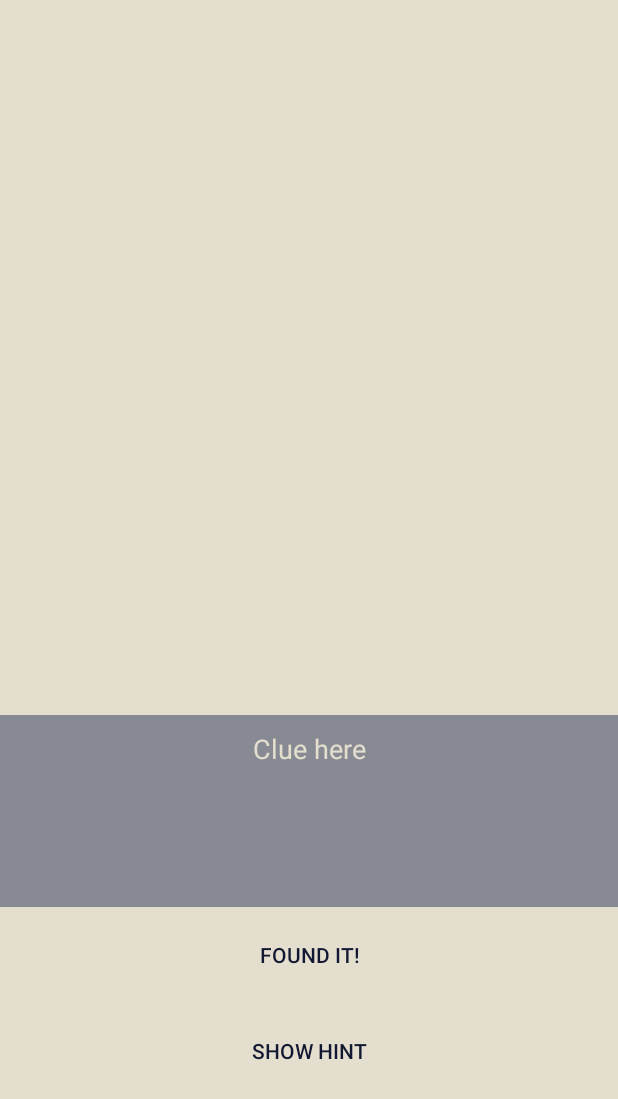
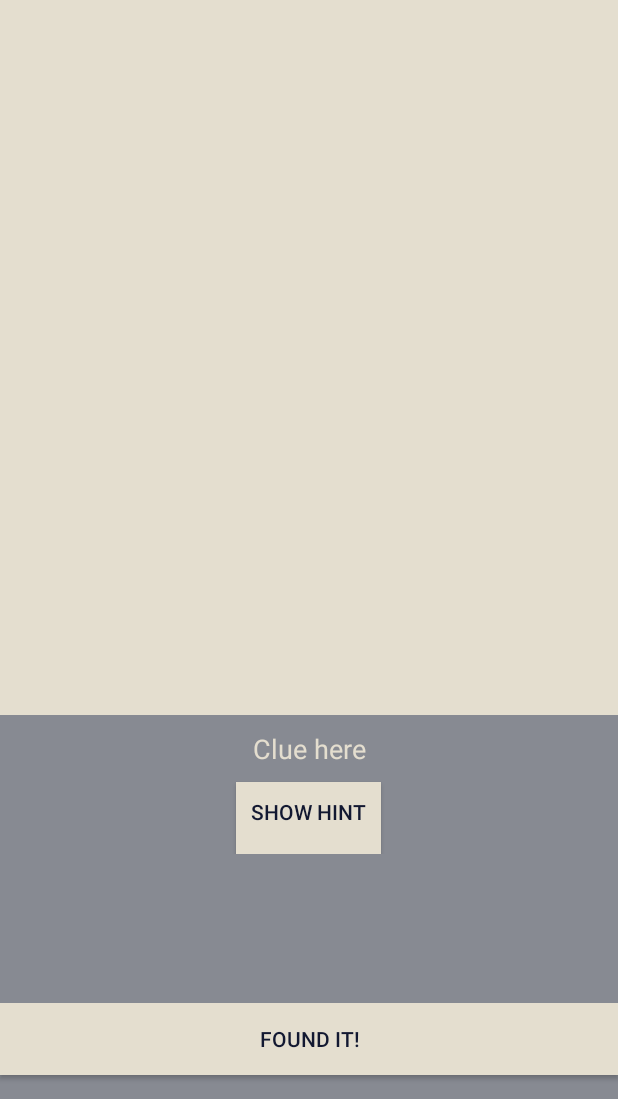
Before and after one commit to Sesquicentennial/Android, an Android app: the fragment QuestInProgressFragment shown on its own in the app's theme, on a phone screen of 412 x 824 dp, the part 137-1236 px from its top. Run offline under Robolectric (Android 15) with nearby library versions, the phone set to English and light mode, and no system bars; our stand-ins replace Volley; 6 statements that could not run were skipped.

Commit message:
sort of working quest

```diff
--- a/app/src/main/java/carleton150/edu/carleton/carleton150/Adapters/MyFragmentPagerAdapter.java
+++ b/app/src/main/java/carleton150/edu/carleton/carleton150/Adapters/MyFragmentPagerAdapter.java
@@ -83,6 +83,7 @@ public class MyFragmentPagerAdapter extends FragmentStatePagerAdapter {
             tab3 = fragment;
             curFragment = tab3;
             notifyDataSetChanged();
+            curFragment.fragmentInView();
         }
     }
 
@@ -116,4 +117,6 @@ public class MyFragmentPagerAdapter extends FragmentStatePagerAdapter {
         }
         return POSITION_UNCHANGED;
     }
+
+
 }
--- a/app/src/main/res/layout/fragment_quest_in_progress.xml
+++ b/app/src/main/res/layout/fragment_quest_in_progress.xml
@@ -23,7 +23,7 @@
 
         <ScrollView
             android:layout_width="match_parent"
-            android:layout_weight="2"
+            android:layout_weight="3"
             android:background="@color/colorPrimarySemiTransparent"
             android:layout_height="0dp">
 
@@ -53,29 +53,41 @@
                     android:textColor="@color/windowBackground"
                     android:layout_height="wrap_content" />
 
+                <Button
+                    android:id="@+id/btn_show_hint"
+                    android:padding="10dp"
+                    android:background="@color/windowBackground"
+                    android:textColor="@color/colorPrimaryDark"
+                    android:layout_height="match_parent"
+                    android:gravity="center_horizontal"
+                    android:layout_gravity="center_horizontal"
+                    android:text="Show Hint"
+                    android:layout_width="wrap_content"
+                    />
+
             </LinearLayout>
 
         </ScrollView>
 
+        <RelativeLayout
+            android:layout_width="match_parent"
+            android:layout_weight="1"
+            android:background="@color/colorPrimarySemiTransparent"
+            android:layout_height="0dp"
+            >
             <Button
                 android:id="@+id/btn_found_location"
                 android:padding="10dp"
                 android:background="@color/windowBackground"
                 android:textColor="@color/colorPrimaryDark"
                 android:text="Found it!"
-        android:layout_weight="1"
+                android:layout_height="wrap_content"
                 android:layout_width="match_parent"
-        android:layout_height="0dp" />
+               />
 
-        <Button
-            android:id="@+id/btn_show_hint"
-            android:padding="10dp"
-            android:background="@color/windowBackground"
-            android:textColor="@color/colorPrimaryDark"
-            android:layout_weight="1"
-            android:text="Show Hint"
-            android:layout_width="match_parent"
-            android:layout_height="0dp" />
+
+
+        </RelativeLayout>
 
     </LinearLayout>
 
```
Also changed, not shown: app/src/main/java/carleton150/edu/carleton/carleton150/MainActivity.java (+10 -2 lines), app/src/main/java/carleton150/edu/carleton/carleton150/MainFragments/QuestInProgressFragment.java (+70 -17 lines), app/src/main/java/carleton150/edu/carleton/carleton150/MyApplication.java (+7 -1 lines), app/src/main/res/layout/activity_main.xml (+0 -7 lines), app/src/main/assets/fonts/EBGaramond12-Regular.ttf (added), app/src/main/res/drawable-hdpi/knight_horse_icon.png (added), app/src/main/res/drawable-mdpi/knight_horse_icon.png (added), app/src/main/res/drawable-xhdpi/knight_horse_icon.png (added), app/src/main/res/drawable-xxhdpi/knight_horse_icon.png (added). Lines whose indentation alone changed are shown as unchanged.
